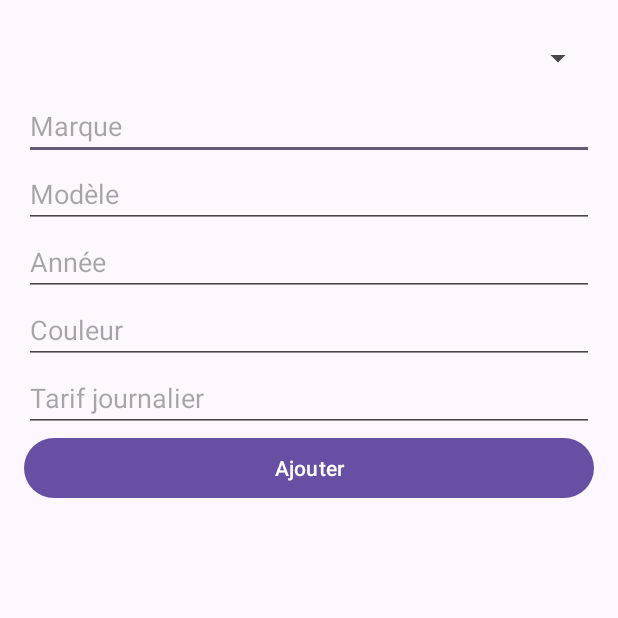
After one commit to harryfotso/RideSharely, an Android app: the AddVehicleActivity screen opened directly, with no data from a screen before it, on a phone screen of 412 x 824 dp, the top half of it. The commit adds this screen. Run offline under Robolectric (Android 15) with nearby library versions, the phone set to English and light mode, and no system bars.

Commit message:
Ajout AddVehicleActivity

```diff
--- a/ProjetInfo/app/src/main/AndroidManifest.xml
+++ b/ProjetInfo/app/src/main/AndroidManifest.xml
@@ -27,6 +27,11 @@
             android:name=".IdentificationActivity"
             android:exported="true" />
 
+        <!-- Déclaration de l'activité AddVehicleActivity -->
+        <activity
+            android:name=".AddVehicleActivity"
+            android:exported="true" />
+
     </application>
 
 </manifest>
--- /dev/null
+++ b/ProjetInfo/app/src/main/java/com/example/projetinfo/AddVehicleActivity.kt
@@ -0,0 +1,40 @@
+package com.example.projetinfo
+
+import android.os.Bundle
+import android.widget.Button
+import android.widget.EditText
+import android.widget.Spinner
+import android.widget.Toast
+import androidx.appcompat.app.AppCompatActivity
+
+class AddVehicleActivity : AppCompatActivity() {
+    override fun onCreate(savedInstanceState: Bundle?) {
+        super.onCreate(savedInstanceState)
+        setContentView(R.layout.activity_add_vehicle)
+
+        val marqueInput = findViewById<EditText>(R.id.marqueInput)
+        val modeleInput = findViewById<EditText>(R.id.modeleInput)
+        val anneeInput = findViewById<EditText>(R.id.anneeInput)
+        val couleurInput = findViewById<EditText>(R.id.couleurInput)
+        val tarifInput = findViewById<EditText>(R.id.tarifInput)
+        val typeSpinner = findViewById<Spinner>(R.id.typeSpinner)
+        val btnAjouter = findViewById<Button>(R.id.btnAjouter)
+
+        btnAjouter.setOnClickListener {
+            val marque = marqueInput.text.toString()
+            val modele = modeleInput.text.toString()
+            val annee = anneeInput.text.toString().toIntOrNull() ?: 0
+            val couleur = couleurInput.text.toString()
+            val tarif = tarifInput.text.toString().toDoubleOrNull() ?: 0.0
+            val type = typeSpinner.selectedItem.toString()
+
+            if (marque.isNotEmpty() && modele.isNotEmpty() && annee > 0 && couleur.isNotEmpty() && tarif > 0) {
+                val newVehicle = Voiture(marque, modele, annee, type, couleur, tarif, true)
+                Toast.makeText(this, "Véhicule ajouté : ${newVehicle.marque} ${newVehicle.modele}", Toast.LENGTH_SHORT).show()
+                finish()
+            } else {
+                Toast.makeText(this, "Veuillez remplir tous les champs", Toast.LENGTH_SHORT).show()
+            }
+        }
+    }
+}
--- /dev/null
+++ b/ProjetInfo/app/src/main/res/layout/activity_add_vehicle.xml
@@ -0,0 +1,52 @@
+<?xml version="1.0" encoding="utf-8"?>
+<LinearLayout xmlns:android="http://schemas.android.com/apk/res/android"
+    android:layout_width="match_parent"
+    android:layout_height="match_parent"
+    android:orientation="vertical"
+    android:padding="16dp">
+
+    <Spinner
+        android:id="@+id/typeSpinner"
+        android:layout_width="match_parent"
+        android:layout_height="45dp" />
+
+    <EditText
+        android:id="@+id/marqueInput"
+        android:layout_width="match_parent"
+        android:layout_height="wrap_content"
+        android:hint="Marque" />
+
+    <EditText
+        android:id="@+id/modeleInput"
+        android:layout_width="match_parent"
+        android:layout_height="wrap_content"
+        android:hint="Modèle" />
+
+    <EditText
+        android:id="@+id/anneeInput"
+        android:layout_width="match_parent"
+        android:layout_height="wrap_content"
+        android:hint="Année"
+        android:inputType="number" />
+
+    <EditText
+        android:id="@+id/couleurInput"
+        android:layout_width="match_parent"
+        android:layout_height="wrap_content"
+        android:hint="Couleur" />
+
+    <EditText
+        android:id="@+id/tarifInput"
+        android:layout_width="match_parent"
+        android:layout_height="wrap_content"
+        android:hint="Tarif journalier"
+        android:inputType="numberDecimal" />
+
+
+    <Button
+        android:id="@+id/btnAjouter"
+        android:layout_width="match_parent"
+        android:layout_height="wrap_content"
+        android:text="Ajouter" />
+
+</LinearLayout>
```
Also changed, not shown: ProjetInfo/app/src/main/java/com/example/projetinfo/MainActivity.kt (+5 -2 lines), ProjetInfo/app/src/main/res/layout/activity_main.xml (+8 -4 lines), ProjetInfo/app/src/main/res/menu/dialog_menu.xml (+10 -2 lines), ProjetInfo/app/src/main/res/menu/popup_menu.xml (deleted, +0 -10 lines), ProjetInfo/app/src/main/res/drawable/add_vehicle.png (added), 1 other file.
